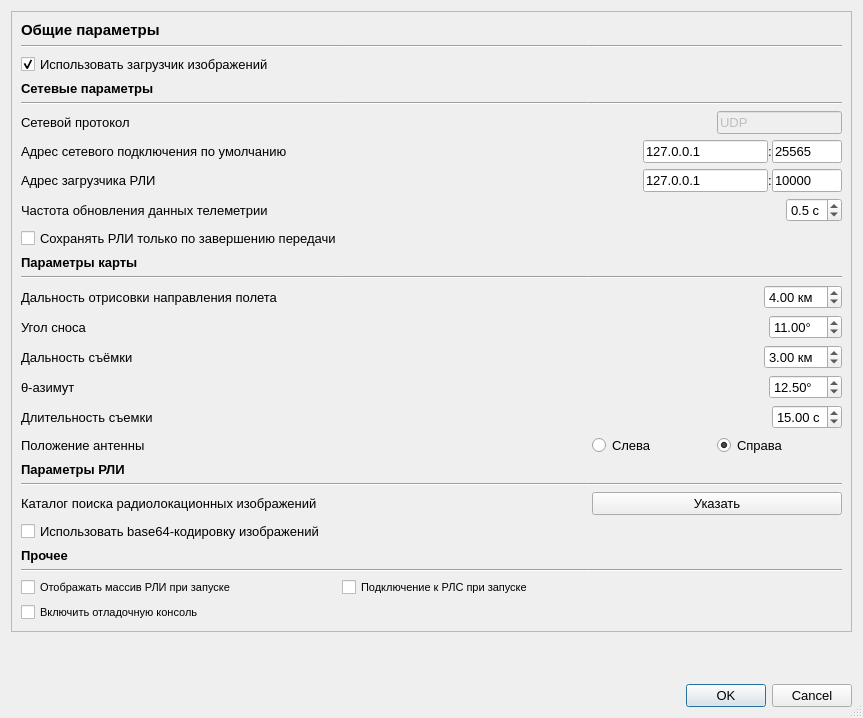
Old version of the form config/settingsdialog.ui in the repository whs31/quasar-software.
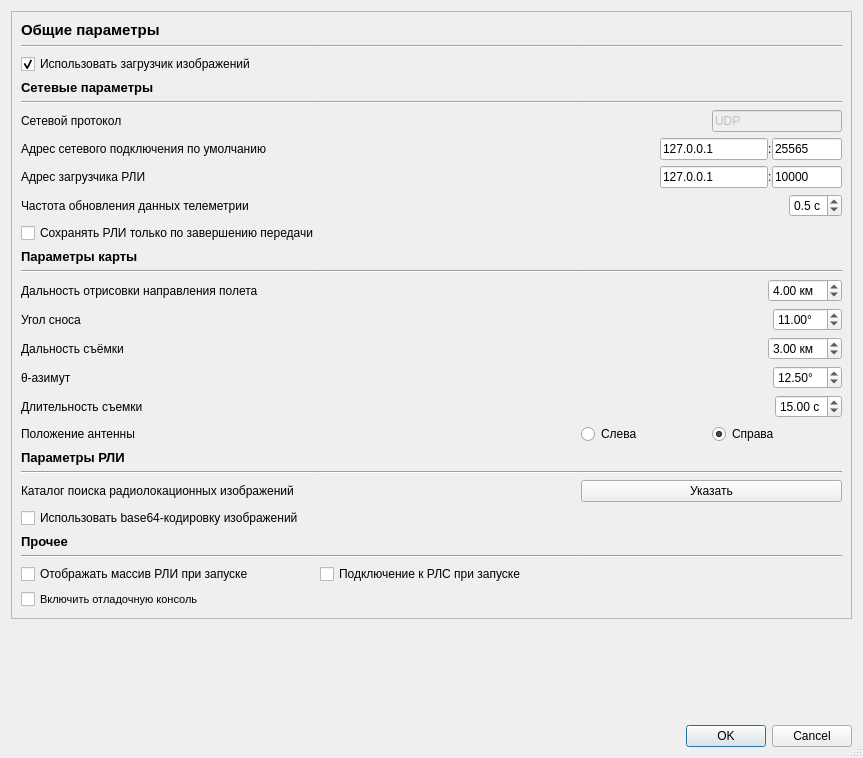
New version of the form.

```diff
--- a/config/settingsdialog.ui
+++ b/config/settingsdialog.ui
@@ -7,12 +7,12 @@
     <x>0</x>
     <y>0</y>
     <width>863</width>
-    <height>718</height>
+    <height>758</height>
    </rect>
   </property>
   <property name="font">
    <font>
-    <pointsize>10</pointsize>
+    <pointsize>9</pointsize>
    </font>
   </property>
   <property name="windowTitle">
@@ -74,7 +74,7 @@
        <widget class="QLabel" name="label_3">
         <property name="font">
          <font>
-          <pointsize>10</pointsize>
+          <pointsize>9</pointsize>
           <bold>false</bold>
          </font>
         </property>
@@ -101,7 +101,7 @@
        <widget class="QLabel" name="label">
         <property name="font">
          <font>
-          <pointsize>10</pointsize>
+          <pointsize>9</pointsize>
           <bold>false</bold>
          </font>
         </property>
@@ -121,7 +121,7 @@
        <widget class="QLabel" name="label_10">
         <property name="font">
          <font>
-          <pointsize>10</pointsize>
+          <pointsize>9</pointsize>
           <bold>false</bold>
          </font>
         </property>
@@ -134,7 +134,7 @@
        <widget class="QLabel" name="label_5">
         <property name="font">
          <font>
-          <pointsize>10</pointsize>
+          <pointsize>9</pointsize>
           <bold>false</bold>
          </font>
         </property>
@@ -177,7 +177,7 @@
        <widget class="QLabel" name="label_4">
         <property name="font">
          <font>
-          <pointsize>10</pointsize>
+          <pointsize>9</pointsize>
           <bold>false</bold>
          </font>
         </property>
@@ -190,7 +190,7 @@
        <widget class="QLabel" name="label_9">
         <property name="font">
          <font>
-          <pointsize>10</pointsize>
+          <pointsize>9</pointsize>
           <bold>false</bold>
          </font>
         </property>
@@ -201,6 +201,11 @@
       </item>
       <item row="2" column="0">
        <widget class="QCheckBox" name="i_useLoader">
+        <property name="font">
+         <font>
+          <pointsize>9</pointsize>
+         </font>
+        </property>
         <property name="text">
          <string>Использовать загрузчик изображений</string>
         </property>
@@ -320,7 +325,7 @@
        <widget class="QLabel" name="label_11">
         <property name="font">
          <font>
-          <pointsize>10</pointsize>
+          <pointsize>9</pointsize>
           <bold>false</bold>
          </font>
         </property>
@@ -419,7 +424,7 @@
        <widget class="QLabel" name="label_12">
         <property name="font">
          <font>
-          <pointsize>10</pointsize>
+          <pointsize>9</pointsize>
           <bold>false</bold>
          </font>
         </property>
@@ -439,7 +444,7 @@
        <widget class="QCheckBox" name="i_connectOnStart">
         <property name="font">
          <font>
-          <pointsize>8</pointsize>
+          <pointsize>9</pointsize>
          </font>
         </property>
         <property name="text">
@@ -544,7 +549,7 @@
        <widget class="QLabel" name="label_2">
         <property name="font">
          <font>
-          <pointsize>10</pointsize>
+          <pointsize>9</pointsize>
           <bold>false</bold>
          </font>
         </property>
@@ -568,6 +573,11 @@
       </item>
       <item row="16" column="0">
        <widget class="QLabel" name="label_6">
+        <property name="font">
+         <font>
+          <pointsize>9</pointsize>
+         </font>
+        </property>
         <property name="text">
          <string>Длительность съемки</string>
         </property>
@@ -686,7 +696,7 @@
        <widget class="QCheckBox" name="i_saveOnlyAtEnd">
         <property name="font">
          <font>
-          <pointsize>10</pointsize>
+          <pointsize>9</pointsize>
           <bold>false</bold>
          </font>
         </property>
@@ -735,7 +745,7 @@
        <widget class="QCheckBox" name="i_showImages">
         <property name="font">
          <font>
-          <pointsize>8</pointsize>
+          <pointsize>9</pointsize>
          </font>
         </property>
         <property name="text">
@@ -745,6 +755,11 @@
       </item>
       <item row="7" column="0">
        <widget class="QLabel" name="label_17">
+        <property name="font">
+         <font>
+          <pointsize>9</pointsize>
+         </font>
+        </property>
         <property name="text">
          <string>Адрес загрузчика РЛИ</string>
         </property>
@@ -828,7 +843,7 @@
        <widget class="QCheckBox" name="i_usebase64">
         <property name="font">
          <font>
-          <pointsize>10</pointsize>
+          <pointsize>9</pointsize>
          </font>
         </property>
         <property name="text">
```
